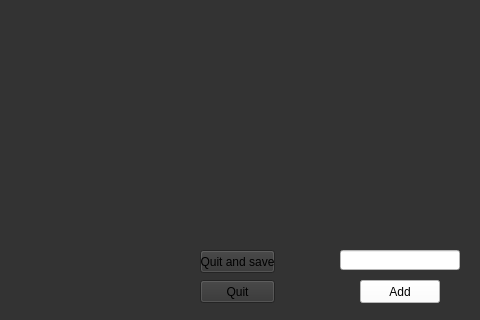
Old version of the form mainwindow.ui in the repository Coolxer/Vis4xe; both pictures show x 480 to 960 and y 220 to 540 of the 960 by 540 pixel window.
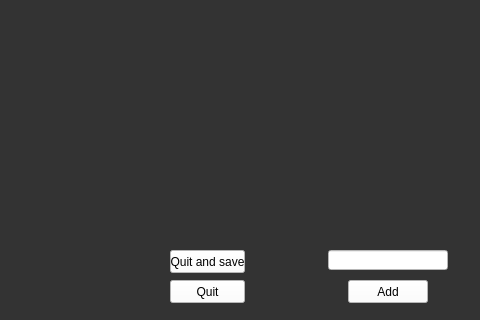
New version of the form.

```diff
--- a/mainwindow.ui
+++ b/mainwindow.ui
@@ -339,12 +339,15 @@
      <widget class="QPushButton" name="editingQuitButton">
       <property name="geometry">
        <rect>
-        <x>680</x>
+        <x>650</x>
         <y>500</y>
         <width>75</width>
         <height>23</height>
        </rect>
       </property>
+      <property name="styleSheet">
+       <string notr="true">background-color: #FFFFFF;</string>
+      </property>
       <property name="text">
        <string>Quit</string>
       </property>
@@ -352,7 +355,7 @@
      <widget class="QPushButton" name="addStringButton">
       <property name="geometry">
        <rect>
-        <x>840</x>
+        <x>828</x>
         <y>500</y>
         <width>80</width>
         <height>23</height>
@@ -368,7 +371,7 @@
      <widget class="QLineEdit" name="stringValueLine">
       <property name="geometry">
        <rect>
-        <x>820</x>
+        <x>808</x>
         <y>470</y>
         <width>120</width>
         <height>20</height>
@@ -385,12 +388,15 @@
      <widget class="QPushButton" name="editingQuitWithSaveButton">
       <property name="geometry">
        <rect>
-        <x>680</x>
+        <x>650</x>
         <y>470</y>
         <width>75</width>
         <height>23</height>
        </rect>
       </property>
+      <property name="styleSheet">
+       <string notr="true">background-color: #FFFFFF;</string>
+      </property>
       <property name="text">
        <string>Quit and save</string>
       </property>
```
